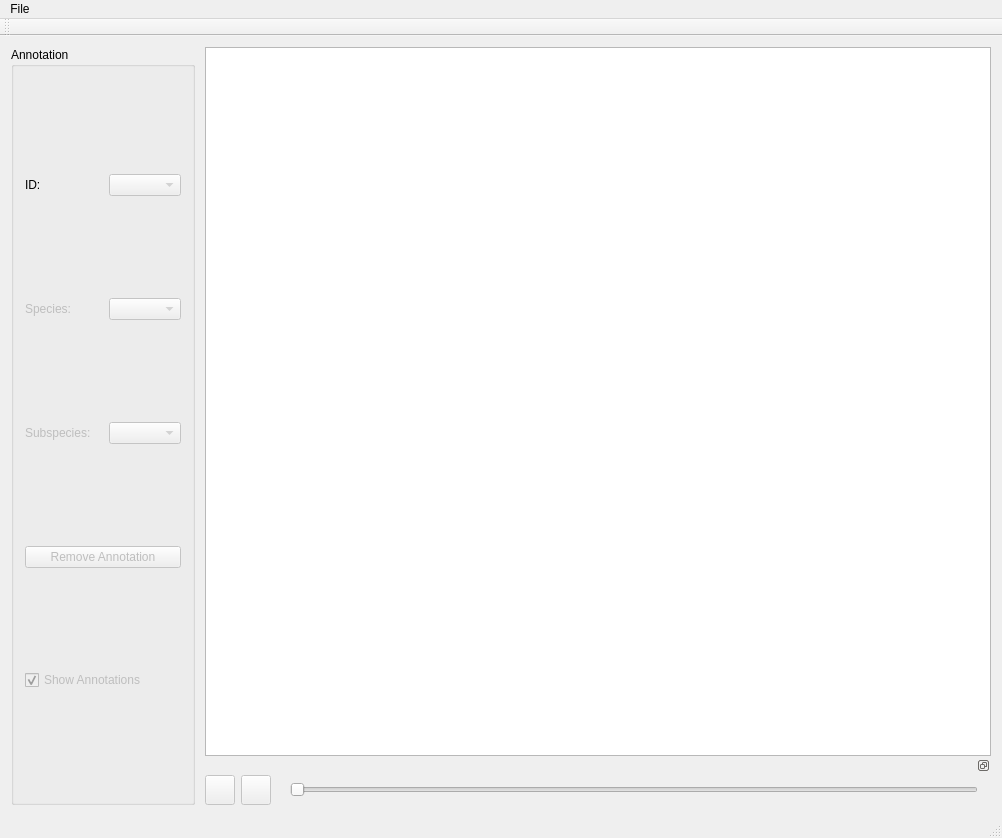
This is src/image_annotator/mainwindow.ui in cvisionai/Tator-Native as Qt 5 draws it before an edit. The edited form follows.
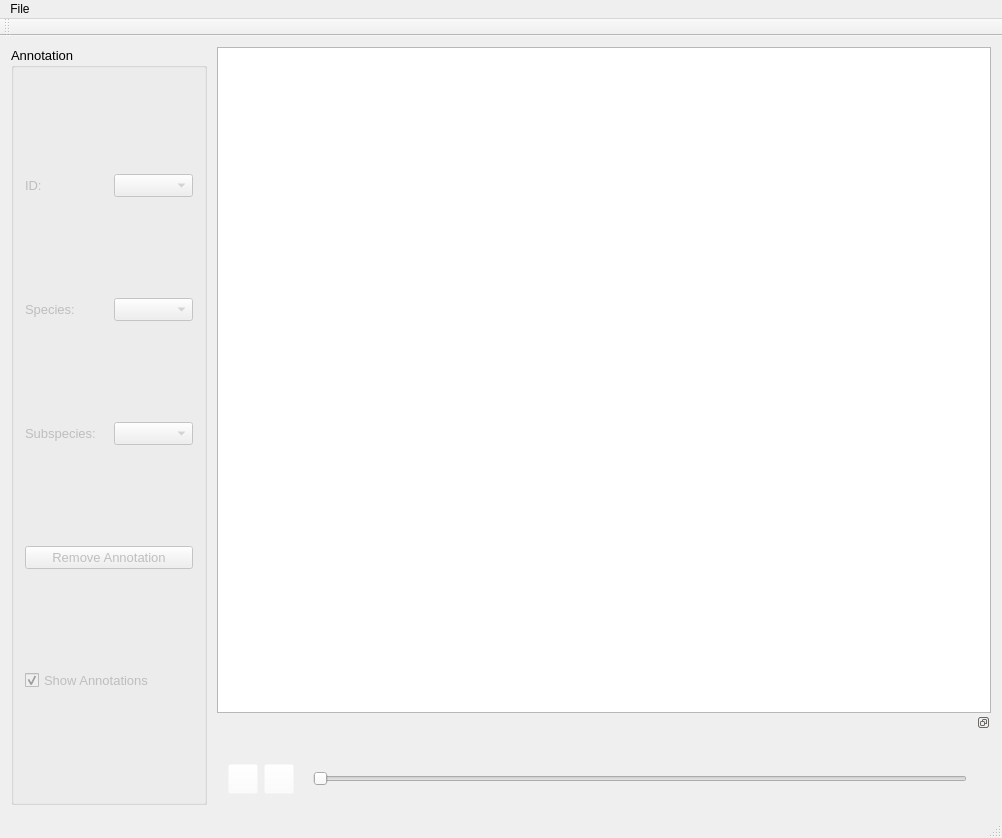
This is the edited form.

Commit message: Change stylesheet for next/prev buttons

```diff
--- a/src/image_annotator/mainwindow.ui
+++ b/src/image_annotator/mainwindow.ui
@@ -38,6 +38,13 @@
          <layout class="QVBoxLayout" name="verticalLayout_3">
           <item>
            <widget class="QGroupBox" name="groupBox">
+            <property name="font">
+             <font>
+              <pointsize>10</pointsize>
+              <weight>50</weight>
+              <bold>false</bold>
+             </font>
+            </property>
             <property name="title">
              <string>Annotation</string>
             </property>
@@ -47,6 +54,13 @@
                <property name="enabled">
                 <bool>false</bool>
                </property>
+               <property name="font">
+                <font>
+                 <pointsize>10</pointsize>
+                 <weight>50</weight>
+                 <bold>false</bold>
+                </font>
+               </property>
               </widget>
              </item>
              <item row="5" column="1" colspan="4">
@@ -54,6 +68,13 @@
                <property name="enabled">
                 <bool>false</bool>
                </property>
+               <property name="font">
+                <font>
+                 <pointsize>10</pointsize>
+                 <weight>50</weight>
+                 <bold>false</bold>
+                </font>
+               </property>
                <property name="text">
                 <string>Remove Annotation</string>
                </property>
@@ -64,6 +85,13 @@
                <property name="enabled">
                 <bool>false</bool>
                </property>
+               <property name="font">
+                <font>
+                 <pointsize>10</pointsize>
+                 <weight>50</weight>
+                 <bold>false</bold>
+                </font>
+               </property>
                <property name="text">
                 <string>Show Annotations</string>
                </property>
@@ -74,6 +102,16 @@
              </item>
              <item row="0" column="1">
               <widget class="QLabel" name="idLabel">
+               <property name="enabled">
+                <bool>false</bool>
+               </property>
+               <property name="font">
+                <font>
+                 <pointsize>10</pointsize>
+                 <weight>50</weight>
+                 <bold>false</bold>
+                </font>
+               </property>
                <property name="text">
                 <string>ID:</string>
                </property>
@@ -84,6 +122,13 @@
                <property name="enabled">
                 <bool>false</bool>
                </property>
+               <property name="font">
+                <font>
+                 <pointsize>10</pointsize>
+                 <weight>50</weight>
+                 <bold>false</bold>
+                </font>
+               </property>
                <property name="text">
                 <string>Species:</string>
                </property>
@@ -94,6 +139,13 @@
                <property name="enabled">
                 <bool>false</bool>
                </property>
+               <property name="font">
+                <font>
+                 <pointsize>10</pointsize>
+                 <weight>50</weight>
+                 <bold>false</bold>
+                </font>
+               </property>
                <property name="text">
                 <string>Subspecies:</string>
                </property>
@@ -104,6 +156,13 @@
                <property name="enabled">
                 <bool>false</bool>
                </property>
+               <property name="font">
+                <font>
+                 <pointsize>10</pointsize>
+                 <weight>50</weight>
+                 <bold>false</bold>
+                </font>
+               </property>
               </widget>
              </item>
              <item row="1" column="4">
@@ -111,6 +170,13 @@
                <property name="enabled">
                 <bool>false</bool>
                </property>
+               <property name="font">
+                <font>
+                 <pointsize>10</pointsize>
+                 <weight>50</weight>
+                 <bold>false</bold>
+                </font>
+               </property>
               </widget>
              </item>
             </layout>
@@ -157,27 +223,24 @@
            <property name="autoFillBackground">
             <bool>false</bool>
            </property>
-           <layout class="QVBoxLayout" name="verticalLayout_2">
-            <property name="spacing">
-             <number>0</number>
-            </property>
-            <property name="leftMargin">
-             <number>0</number>
-            </property>
-            <property name="topMargin">
-             <number>0</number>
-            </property>
-            <property name="rightMargin">
-             <number>0</number>
-            </property>
-            <property name="bottomMargin">
-             <number>0</number>
-            </property>
-            <item>
-             <layout class="QVBoxLayout" name="videoControlLayout" stretch="0">
-              <property name="spacing">
-               <number>0</number>
-              </property>
+           <layout class="QGridLayout" name="gridLayout_3">
+            <item row="0" column="0">
+             <layout class="QVBoxLayout" name="verticalLayout_2">
+              <item>
+               <widget class="QLabel" name="fileNameValue">
+                <property name="font">
+                 <font>
+                  <pointsize>10</pointsize>
+                 </font>
+                </property>
+                <property name="text">
+                 <string/>
+                </property>
+                <property name="alignment">
+                 <set>Qt::AlignLeading|Qt::AlignLeft|Qt::AlignVCenter</set>
+                </property>
+               </widget>
+              </item>
               <item>
                <layout class="QHBoxLayout" name="videoSliderLayout">
                 <property name="topMargin">
@@ -218,6 +281,9 @@
                   <property name="toolTip">
                    <string>Prev</string>
                   </property>
+                  <property name="styleSheet">
+                   <string notr="true">background-color: rgba(255, 255, 255, 0);</string>
+                  </property>
                   <property name="text">
                    <string/>
                   </property>
@@ -255,6 +321,9 @@
                   <property name="toolTip">
                    <string>Next</string>
                   </property>
+                  <property name="styleSheet">
+                   <string notr="true">background-color: rgba(255, 255, 255, 0);</string>
+                  </property>
                   <property name="text">
                    <string/>
                   </property>
```
